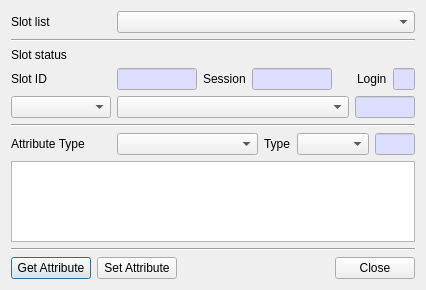
Qt form CryptokiMan/edit_attribute_dlg.ui (jykim74/CryptokiMan) before a commit.
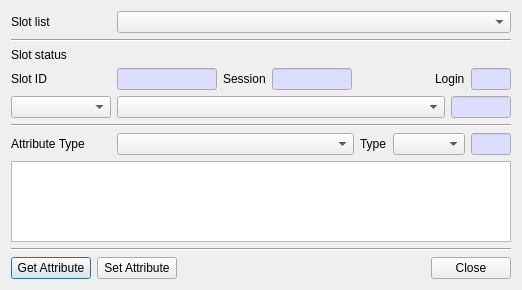
The same form after that commit.

Patch:
```diff
--- a/CryptokiMan/edit_attribute_dlg.ui
+++ b/CryptokiMan/edit_attribute_dlg.ui
@@ -6,7 +6,7 @@
    <rect>
     <x>0</x>
     <y>0</y>
-    <width>426</width>
+    <width>518</width>
     <height>290</height>
    </rect>
   </property>
@@ -449,6 +449,12 @@
    </item>
    <item>
     <widget class="QTextBrowser" name="mValueText">
+     <property name="minimumSize">
+      <size>
+       <width>500</width>
+       <height>0</height>
+      </size>
+     </property>
      <property name="readOnly">
       <bool>false</bool>
      </property>
```
